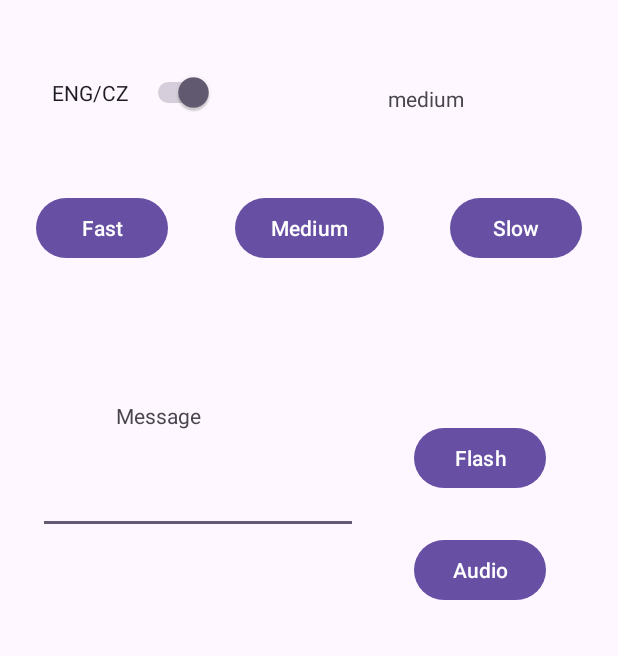
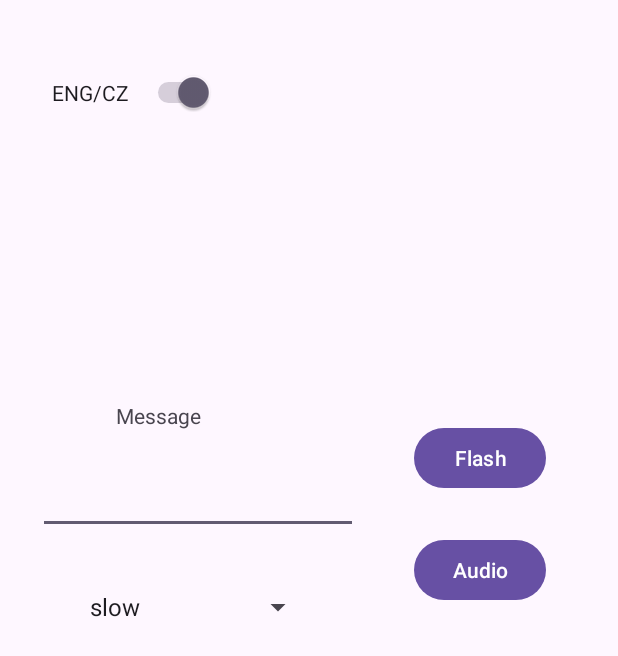
Before and after one commit to MrToxc/MorseCodeApp, an Android app: the screen it shows after launch (MainActivity), after a tap on "Audio", on a phone screen of 412 x 824 dp. Shown: the top 656 px of the screen. Run offline under Robolectric (Android 15) with nearby library versions, the phone set to English and light mode, and no system bars; 2 other taps on this screen came first.

Commit message:
added dropdown menu and optimised main

```diff
--- a/app/src/main/java/com/example/morsecode/MainActivity.java
+++ b/app/src/main/java/com/example/morsecode/MainActivity.java
@@ -7,59 +7,63 @@ import android.content.pm.PackageManager;
 import android.hardware.camera2.CameraManager;
 import android.os.Bundle;
 import android.view.View;
+import android.widget.ArrayAdapter;
 import android.widget.Button;
 import android.widget.EditText;
+import android.widget.Spinner;
 import android.widget.Switch;
 import android.widget.TextView;
 
 public class MainActivity extends AppCompatActivity {
 
     private Button buttonFlash;
-    private Button buttonSlow;
-    private Button buttonMedium;
-    private Button buttonFast;
     private Button buttonAudio;
     private Switch language;
-
     private EditText input;
-    private TextView speed;
+    private Spinner spinner;
     private boolean hasCameraFlash = false;
     private boolean languageBoolean = false;
-    private int speedDivider = 2;
     Flash flash = new Flash();
     Translator translator = new Translator();
     StringPreparer stringPreparer = new StringPreparer();
     AudioMorse audioMorse = new AudioMorse();
 
+    private int getSpeedDivider() {
+        return switch (spinner.getSelectedItem().toString()) {
+            case "slow" -> 1;
+            case "medium" -> 2;
+            case "fast" -> 4;
+            default -> throw new IllegalStateException("Unknown speed" + spinner.getPrompt());
+        };
+    }
 
     @Override
     protected void onCreate(Bundle savedInstanceState) {
         super.onCreate(savedInstanceState);
         setContentView(R.layout.activity_main);
 
+        spinner = findViewById(R.id.spinner);
         buttonFlash = findViewById(R.id.button);
         buttonAudio = findViewById(R.id.buttonAudio);
-        buttonSlow = findViewById(R.id.buttonSlow);
-        buttonMedium = findViewById(R.id.buttonMedium);
-        buttonFast = findViewById(R.id.buttonFast);
         language = findViewById(R.id.switchLanguage);
         flash.setCameraManager((CameraManager) getSystemService(Context.CAMERA_SERVICE));
+
+        ArrayAdapter<CharSequence>adapter= ArrayAdapter.createFromResource(this, R.array.speedModifiers, android.R.layout.simple_spinner_item);
+        adapter.setDropDownViewResource(android.R.layout.simple_spinner_item);
+        spinner.setAdapter(adapter);
 
         hasCameraFlash = getPackageManager().hasSystemFeature(PackageManager.FEATURE_CAMERA_FLASH);
 
         input = findViewById(R.id.input);
-        speed = findViewById(R.id.speedIndicator);
 
-        buttonFlash.setOnClickListener(new View.OnClickListener() {
-            @Override
-            public void onClick(View v) {
+        buttonFlash.setOnClickListener(v -> {
             if (hasCameraFlash) {
                 if (flash.isRdyForNext()) {
                     flash.setRdyForNext(false);
                     if (languageBoolean) {
                         flash.setFinalArray(translator.getArrRdy(stringPreparer.getCzech(stringPreparer.getStringRdy(String.valueOf(input.getText())))));
                     } else flash.setFinalArray(translator.getArrRdy(stringPreparer.getStringRdy(String.valueOf(input.getText()))));
-                        flash.setSpeedDivider(speedDivider);
+                    flash.setSpeedDivider(getSpeedDivider());
                     Thread thread = new Thread(flash);
                     thread.start();
                 }
@@ -67,57 +71,26 @@ public class MainActivity extends AppCompatActivity {
                 //getCzech?
                 //flashing screen
             }
-            }
         });
 
-        buttonAudio.setOnClickListener(new View.OnClickListener() {
-            @Override
-            public void onClick(View v) {
+        buttonAudio.setOnClickListener(v -> {
             if (audioMorse.isRdyForNext()) {
                 audioMorse.setRdyForNext(false);
                 if (languageBoolean) {
                 audioMorse.setFinalArray(translator.getArrRdy(stringPreparer.getCzech(stringPreparer.getStringRdy(String.valueOf(input.getText())))));
                 } else audioMorse.setFinalArray(translator.getArrRdy(stringPreparer.getStringRdy(String.valueOf(input.getText()))));
-                    audioMorse.setSpeedDivider(speedDivider);
+                audioMorse.setSpeedDivider(getSpeedDivider());
                 Thread thread = new Thread(audioMorse);
                 thread.start();
             }
-            }
         });
 
-        language.setOnClickListener(new View.OnClickListener() {
-            //this method is here, because .isActivated() somehow doesnt works
-            @Override
-            public void onClick(View v) {
-                if (languageBoolean) {
-                    languageBoolean = false;
-                } else languageBoolean = true;
-            }
-        });
+        language.setOnClickListener(v -> languageBoolean = !languageBoolean);
 
 
-        buttonSlow.setOnClickListener(new View.OnClickListener() {
-            @Override
-            public void onClick(View v) {
-                speed.setText("Slow");
-                speedDivider = 1;
-            }
-        });
-        buttonMedium.setOnClickListener(new View.OnClickListener() {
-            @Override
-            public void onClick(View v) {
-                speed.setText("Medium");
-                speedDivider = 2;
-            }
-        });
-        buttonFast.setOnClickListener(new View.OnClickListener() {
-            @Override
-            public void onClick(View v) {
-                speed.setText("Fast");
-                speedDivider = 4;
-            }
-        });
-    }
+
+
 
 
     }
+}
--- a/app/src/main/res/layout/activity_main.xml
+++ b/app/src/main/res/layout/activity_main.xml
@@ -63,44 +63,15 @@
         app:layout_constraintTop_toBottomOf="@+id/switchLanguage"
         app:layout_constraintVertical_bias="0.947" />
 
-    <Button
-        android:id="@+id/buttonFast"
-        android:layout_width="wrap_content"
-        android:layout_height="wrap_content"
-        android:layout_marginStart="24dp"
-        android:layout_marginTop="128dp"
-        android:text="Fast"
+    <Spinner
+        android:id="@+id/spinner"
+        android:layout_width="157dp"
+        android:layout_height="25dp"
+        android:layout_marginStart="52dp"
+        android:spinnerMode="dropdown"
+        app:layout_constraintBottom_toBottomOf="parent"
         app:layout_constraintStart_toStartOf="parent"
-        app:layout_constraintTop_toTopOf="parent" />
-
-    <Button
-        android:id="@+id/buttonMedium"
-        android:layout_width="wrap_content"
-        android:layout_height="wrap_content"
-        android:layout_marginTop="128dp"
-        android:text="Medium"
-        app:layout_constraintEnd_toStartOf="@+id/buttonSlow"
-        app:layout_constraintStart_toEndOf="@+id/buttonFast"
-        app:layout_constraintTop_toTopOf="parent" />
-
-    <Button
-        android:id="@+id/buttonSlow"
-        android:layout_width="wrap_content"
-        android:layout_height="wrap_content"
-        android:layout_marginTop="128dp"
-        android:layout_marginEnd="24dp"
-        android:text="Slow"
-        app:layout_constraintEnd_toEndOf="parent"
-        app:layout_constraintTop_toTopOf="parent" />
-
-    <TextView
-        android:id="@+id/speedIndicator"
-        android:layout_width="73dp"
-        android:layout_height="29dp"
-        android:layout_marginTop="56dp"
-        android:layout_marginEnd="80dp"
-        android:text="medium"
-        app:layout_constraintEnd_toEndOf="parent"
-        app:layout_constraintTop_toTopOf="parent" />
+        app:layout_constraintTop_toBottomOf="@+id/input"
+        app:layout_constraintVertical_bias="0.081" />
 
 </androidx.constraintlayout.widget.ConstraintLayout>
--- a/app/src/main/res/values/strings.xml
+++ b/app/src/main/res/values/strings.xml
@@ -1,3 +1,8 @@
 <resources>
     <string name="app_name">MorseCode</string>
+    <string-array name="speedModifiers">
+        <item>slow</item>
+        <item>medium</item>
+        <item>fast</item>
+    </string-array>
 </resources>
```
Lines whose indentation alone changed are shown as unchanged.
